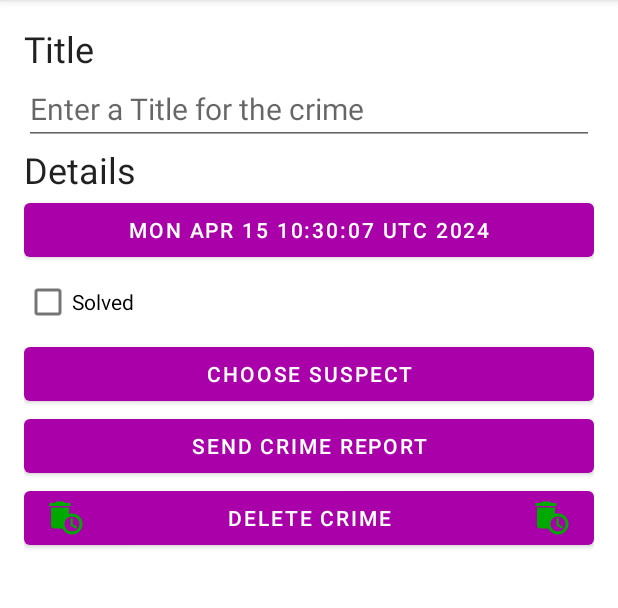
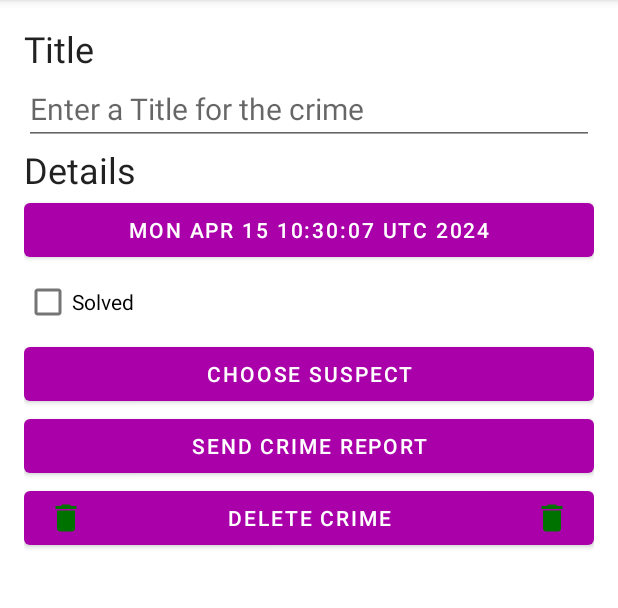
Before and after one commit to Isaiah-Haynes/CriminalActivityApplication, an Android app: the screen it shows after launch (MainActivity), after a tap on "NEW CRIME", on a phone screen of 412 x 824 dp, the part 84-692 px from its top. Run offline under Robolectric (Android 15) with nearby library versions, the phone set to English and light mode, and no system bars; our stand-ins replace Room's generated code.

Commit message:
Changes after class April 15

```diff
--- a/app/src/main/java/com/example/criminalintent/Crime.kt
+++ b/app/src/main/java/com/example/criminalintent/Crime.kt
@@ -9,5 +9,6 @@ data class Crime(
     @PrimaryKey val id : UUID,
     val title : String,
     val date : Date,
-    val isSolved : Boolean
+    val isSolved : Boolean,
+    val suspect : String = ""
 )
--- a/app/src/main/java/com/example/criminalintent/CrimeRepository.kt
+++ b/app/src/main/java/com/example/criminalintent/CrimeRepository.kt
@@ -3,6 +3,7 @@ package com.example.criminalintent
 import android.content.Context
 import androidx.room.Room
 import database.CrimeDatabase
+import database.migration_1_2
 import kotlinx.coroutines.CoroutineScope
 import kotlinx.coroutines.GlobalScope
 import kotlinx.coroutines.flow.Flow
@@ -21,7 +22,8 @@ class CrimeRepository private constructor(
         CrimeDatabase::class.java,
         DATABASE_NAME
     )
-        .createFromAsset(DATABASE_NAME)
+//        .createFromAsset(DATABASE_NAME)
+        .addMigrations(migration_1_2)
         .build()
 
     /*suspend*/ fun getCrimes() : Flow<List<Crime>> = database.crimeDao().getCrimes()
--- a/app/src/main/java/database/CrimeDatabase.kt
+++ b/app/src/main/java/database/CrimeDatabase.kt
@@ -3,10 +3,18 @@ package database
 import androidx.room.Database
 import androidx.room.RoomDatabase
 import androidx.room.TypeConverters
+import androidx.room.migration.Migration
+import androidx.sqlite.db.SupportSQLiteDatabase
 import com.example.criminalintent.Crime
 
-@Database (entities = [Crime::class], version = 1)
+@Database (entities = [Crime::class], version = 2)
 @TypeConverters(CrimeTypeConverters::class)
 abstract class CrimeDatabase : RoomDatabase() {
     abstract fun  crimeDao() : CrimeDao
 }
+
+val migration_1_2 = object : Migration(1, 2){
+    override fun migrate(database: SupportSQLiteDatabase) {
+        database.execSQL("ALTER TABLE crime  ADD COLUMN suspect TEXT NOT NULL DEFAULT ''")
+    }
+}
--- a/app/src/main/res/drawable/ic_trash_can.xml
+++ b/app/src/main/res/drawable/ic_trash_can.xml
@@ -1,7 +1,5 @@
-<vector android:height="24dp" android:tint="#00A900"
+<vector android:height="24dp" android:tint="#007200"
     android:viewportHeight="24" android:viewportWidth="24"
     android:width="24dp" xmlns:android="http://schemas.android.com/apk/res/android">
-    <path android:fillColor="@android:color/white" android:pathData="M15,2l-3.5,0l-1,-1l-5,0l-1,1l-3.5,0l0,2l14,0z"/>
-    <path android:fillColor="@android:color/white" android:pathData="M16,9c-0.7,0 -1.37,0.1 -2,0.29V5H2v12c0,1.1 0.9,2 2,2h5.68c1.12,2.36 3.53,4 6.32,4c3.87,0 7,-3.13 7,-7C23,12.13 19.87,9 16,9zM16,21c-2.76,0 -5,-2.24 -5,-5s2.24,-5 5,-5s5,2.24 5,5S18.76,21 16,21z"/>
-    <path android:fillColor="@android:color/white" android:pathData="M16.5,12l-1.5,0l0,5l3.6,2.1l0.8,-1.2l-2.9,-1.7z"/>
+    <path android:fillColor="@android:color/white" android:pathData="M6,19c0,1.1 0.9,2 2,2h8c1.1,0 2,-0.9 2,-2V7H6v12zM19,4h-3.5l-1,-1h-5l-1,1H5v2h14V4z"/>
 </vector>
--- a/app/src/main/res/values/strings.xml
+++ b/app/src/main/res/values/strings.xml
@@ -9,4 +9,15 @@
     <string name="crime_suspect_text">Choose Suspect</string>
     <string name="crime_report_text">Send Crime Report</string>
 
+    <string name="crime_report">
+        %1$s! The crime was discovered on %2$s. The case is %3$s, and %4$s
+    </string>
+    <string name="crime_report_solved">solved</string>
+    <string name="crime_report_unsolved">not solved</string>
+    <string name="crime_report_no_suspect">there is no suspect.</string>
+    <string name="crime_report_suspect">the suspect is %s.</string>
+
+    <string name="crime_report_subject">CriminalIntent Crime Report</string>
+    <string name="send_report">Send crime report via</string>
+
 </resources>
```
Also changed, not shown: app/src/main/java/com/example/criminalintent/CrimeDetailFragment.kt (+22 -0 lines).
